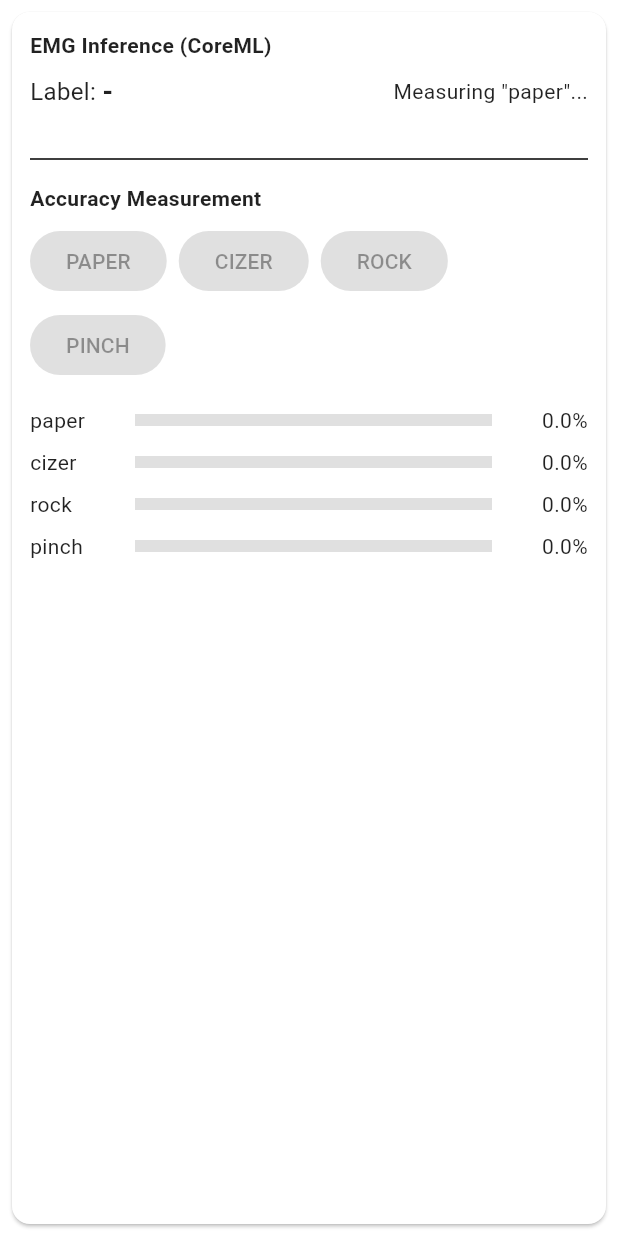
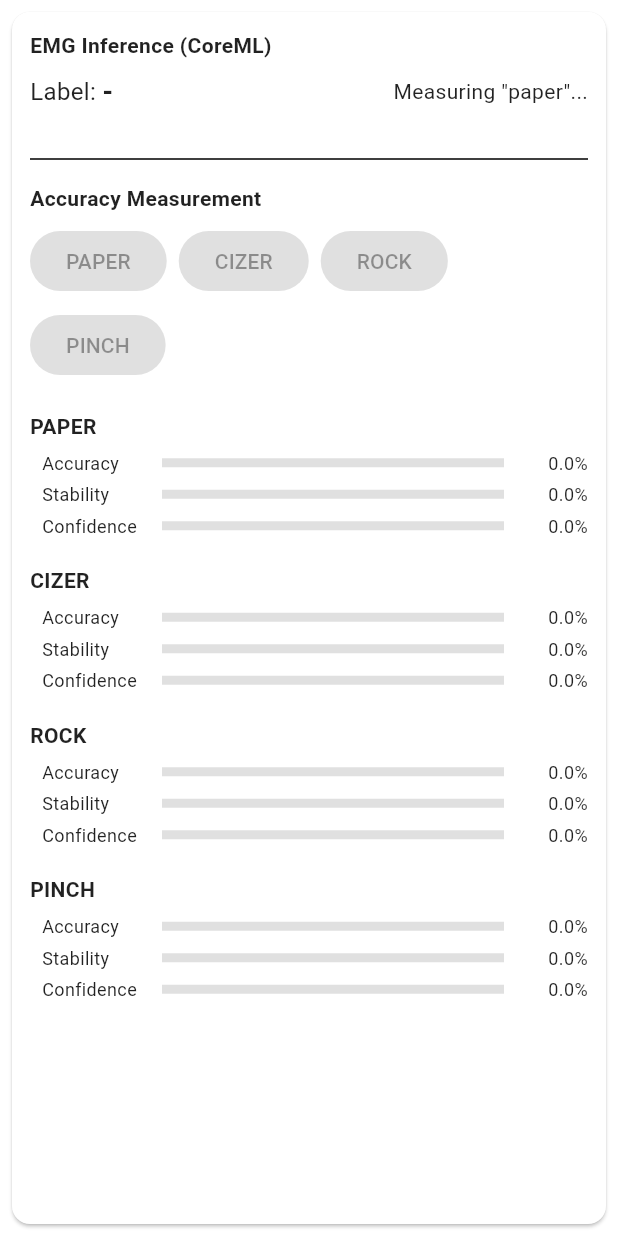
Before and after one commit to sotta-tis/emg-mobile-analyzer, a Flutter app: the EmgRealtimeInferencePanel widget shown alone on an empty page, opened directly, after a tap on "PAPER", on a phone screen of 412 x 824 dp. Run offline on Flutter 3.47's test engine with Material 3 defaults, Android fonts, the phone set to English and light mode, and no system bars; our stand-ins replace fl_chart, flutter_blue_plus, flutter_riverpod, go_router, share_plus; missing offline and left inert: dart:ffi.

Commit message:
:hammer: 評価用参照値

```diff
--- a/lib/widgets/emg_realtime_inference_panel.dart
+++ b/lib/widgets/emg_realtime_inference_panel.dart
@@ -39,10 +39,14 @@ class _EmgRealtimeInferencePanelState
 
   // 精度測定用
   final Map<String, double> _accuracies = {};
+  final Map<String, double> _stabilities = {}; // Stability mode
+  final Map<String, double> _confidences = {}; // Confidence stability
   bool _measuring = false;
   String? _measuringLabel;
   int _correctCount = 0;
   int _totalCount = 0;
+  final List<String> _predictedLabels = []; // 測定中の予測ラベル履歴
+  final List<double> _maxConfidences = []; // 測定中の最大確率履歴
   static const measureDuration = Duration(seconds: 3);
 
   @override
@@ -77,7 +81,7 @@ class _EmgRealtimeInferencePanelState
           _latest = pred;
           _status = 'ok';
 
-          // 精度測定中の場合、一致判定
+          // 精度測定中の場合、一致判定と統計収集
           if (_measuring && _measuringLabel != null) {
             _totalCount++;
             final predictedLabel =
@@ -86,6 +90,17 @@ class _EmgRealtimeInferencePanelState
                     : null;
             if (predictedLabel == _measuringLabel) {
               _correctCount++;
+            }
+
+            // 予測ラベル履歴を保存
+            if (predictedLabel != null) {
+              _predictedLabels.add(predictedLabel);
+            }
+
+            // 最大確率を保存
+            if (pred.scores.isNotEmpty) {
+              final maxConf = pred.scores.reduce((a, b) => a > b ? a : b);
+              _maxConfidences.add(maxConf);
             }
           }
         });
@@ -109,6 +124,37 @@ class _EmgRealtimeInferencePanelState
     super.dispose();
   }
 
+  Widget _buildMetricRow(String name, double value, Color color) {
+    return Padding(
+      padding: const EdgeInsets.only(left: 8, top: 2, bottom: 2),
+      child: Row(
+        children: [
+          SizedBox(
+            width: 80,
+            child: Text(name, style: const TextStyle(fontSize: 12)),
+          ),
+          Expanded(
+            child: LinearProgressIndicator(
+              value: value / 100,
+              minHeight: 6,
+              backgroundColor: Colors.grey[300],
+              valueColor: AlwaysStoppedAnimation<Color>(color),
+            ),
+          ),
+          const SizedBox(width: 8),
+          SizedBox(
+            width: 48,
+            child: Text(
+              '${value.toStringAsFixed(1)}%',
+              textAlign: TextAlign.right,
+              style: const TextStyle(fontSize: 12),
+            ),
+          ),
+        ],
+      ),
+    );
+  }
+
   Future<void> _measureAccuracy(String label) async {
     if (_measuring) return;
 
@@ -117,6 +163,8 @@ class _EmgRealtimeInferencePanelState
       _measuringLabel = label;
       _correctCount = 0;
       _totalCount = 0;
+      _predictedLabels.clear();
+      _maxConfidences.clear();
       _status = 'Measuring "$label"...';
     });
 
@@ -127,11 +175,31 @@ class _EmgRealtimeInferencePanelState
     final accuracy =
         _totalCount > 0 ? (_correctCount / _totalCount) * 100 : 0.0;
 
+    // Stability mode: 最頻値（モード）の出現割合
+    double stability = 0.0;
+    if (_predictedLabels.isNotEmpty) {
+      final labelCounts = <String, int>{};
+      for (final lbl in _predictedLabels) {
+        labelCounts[lbl] = (labelCounts[lbl] ?? 0) + 1;
+      }
+      final maxCount = labelCounts.values.reduce((a, b) => a > b ? a : b);
+      stability = (maxCount / _predictedLabels.length) * 100;
+    }
+
+    // Confidence stability: 最大確率の平均
+    double confidence = 0.0;
+    if (_maxConfidences.isNotEmpty) {
+      final sum = _maxConfidences.reduce((a, b) => a + b);
+      confidence = (sum / _maxConfidences.length) * 100;
+    }
+
     setState(() {
       _measuring = false;
       _accuracies[label] = accuracy;
+      _stabilities[label] = stability;
+      _confidences[label] = confidence;
       _status =
-          'Measured "$label": ${accuracy.toStringAsFixed(1)}% ($_correctCount/$_totalCount)';
+          'Measured "$label": Acc=${accuracy.toStringAsFixed(1)}% Stab=${stability.toStringAsFixed(1)}% Conf=${confidence.toStringAsFixed(1)}%';
       _measuringLabel = null;
     });
   }
@@ -237,33 +305,28 @@ class _EmgRealtimeInferencePanelState
 
             ...widget.labels.map((label) {
               final accuracy = _accuracies[label] ?? 0.0;
+              final stability = _stabilities[label] ?? 0.0;
+              final confidence = _confidences[label] ?? 0.0;
+
               return Padding(
-                padding: const EdgeInsets.symmetric(vertical: 4),
-                child: Row(
+                padding: const EdgeInsets.symmetric(vertical: 8),
+                child: Column(
+                  crossAxisAlignment: CrossAxisAlignment.start,
                   children: [
-                    SizedBox(width: 70, child: Text(label)),
-                    Expanded(
-                      child: LinearProgressIndicator(
-                        value: accuracy / 100,
-                        minHeight: 8,
-                        backgroundColor: Colors.grey[300],
-                        valueColor: AlwaysStoppedAnimation<Color>(
-                          accuracy >= 80
-                              ? Colors.green
-                              : accuracy >= 60
-                              ? Colors.orange
-                              : Colors.red,
-                        ),
-                      ),
+                    Text(
+                      label.toUpperCase(),
+                      style: const TextStyle(fontWeight: FontWeight.bold),
                     ),
-                    const SizedBox(width: 8),
-                    SizedBox(
-                      width: 56,
-                      child: Text(
-                        '${accuracy.toStringAsFixed(1)}%',
-                        textAlign: TextAlign.right,
-                      ),
-                    ),
+                    const SizedBox(height: 4),
+
+                    // Accuracy
+                    _buildMetricRow('Accuracy', accuracy, Colors.blue),
+
+                    // Stability mode
+                    _buildMetricRow('Stability', stability, Colors.green),
+
+                    // Confidence
+                    _buildMetricRow('Confidence', confidence, Colors.orange),
                   ],
                 ),
               );
```
